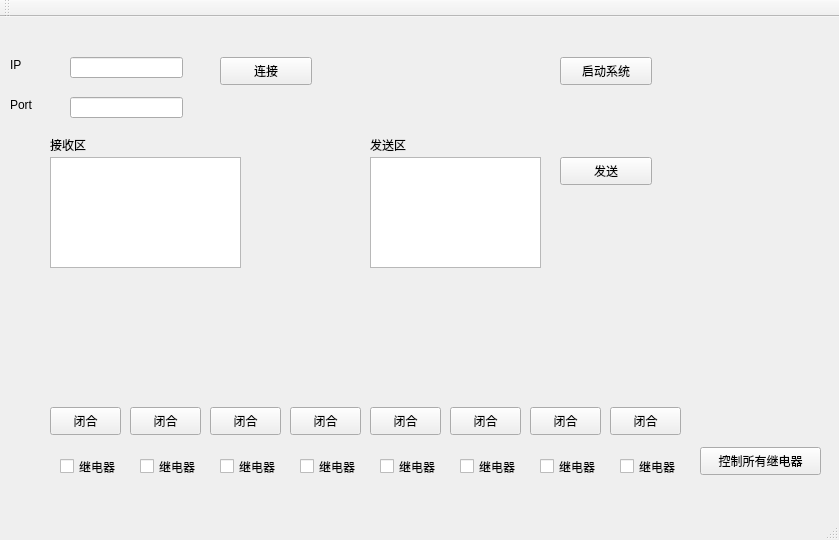
Qt form mainwindow.ui (kingvei/Sample_Qt) before a commit.
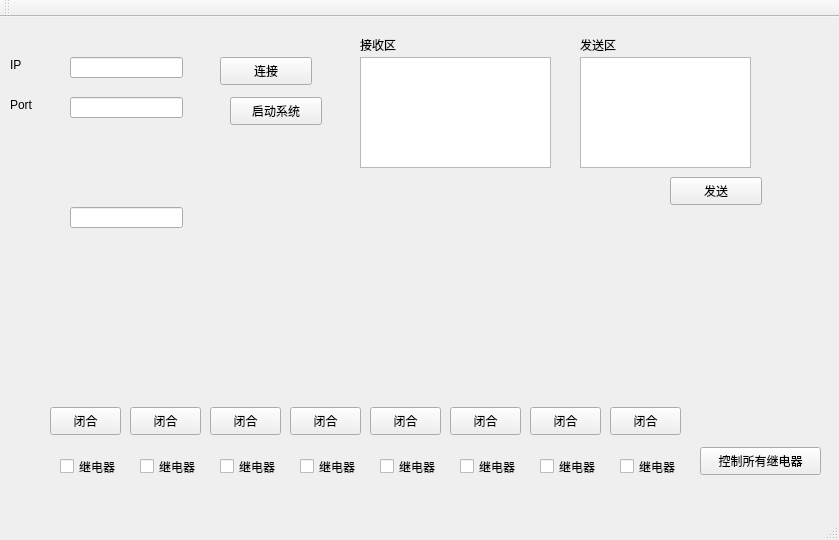
The same form after that commit.

Commit message: 增加界面显示函数

The edit to the form file:
```diff
--- a/mainwindow.ui
+++ b/mainwindow.ui
@@ -43,8 +43,8 @@
    <widget class="QTextEdit" name="tcpSendText">
     <property name="geometry">
      <rect>
-      <x>370</x>
-      <y>140</y>
+      <x>580</x>
+      <y>40</y>
       <width>171</width>
       <height>111</height>
      </rect>
@@ -53,8 +53,8 @@
    <widget class="QTextEdit" name="tcpRecvText">
     <property name="geometry">
      <rect>
-      <x>50</x>
-      <y>140</y>
+      <x>360</x>
+      <y>40</y>
       <width>191</width>
       <height>111</height>
      </rect>
@@ -76,8 +76,8 @@
    <widget class="QPushButton" name="tcpSendButton">
     <property name="geometry">
      <rect>
-      <x>560</x>
-      <y>140</y>
+      <x>670</x>
+      <y>160</y>
       <width>92</width>
       <height>28</height>
      </rect>
@@ -219,8 +219,8 @@
    <widget class="QPushButton" name="runSystemButton">
     <property name="geometry">
      <rect>
-      <x>560</x>
-      <y>40</y>
+      <x>230</x>
+      <y>80</y>
       <width>92</width>
       <height>28</height>
      </rect>
@@ -336,8 +336,8 @@
    <widget class="QLabel" name="label_3">
     <property name="geometry">
      <rect>
-      <x>370</x>
-      <y>120</y>
+      <x>580</x>
+      <y>20</y>
       <width>72</width>
       <height>15</height>
      </rect>
@@ -349,8 +349,8 @@
    <widget class="QLabel" name="label_4">
     <property name="geometry">
      <rect>
-      <x>50</x>
-      <y>120</y>
+      <x>360</x>
+      <y>20</y>
       <width>72</width>
       <height>15</height>
      </rect>
@@ -372,6 +372,16 @@
      <string>控制所有继电器</string>
     </property>
    </widget>
+   <widget class="QLineEdit" name="rtcLineEdit">
+    <property name="geometry">
+     <rect>
+      <x>70</x>
+      <y>190</y>
+      <width>113</width>
+      <height>21</height>
+     </rect>
+    </property>
+   </widget>
   </widget>
   <widget class="QMenuBar" name="menuBar">
    <property name="geometry">
```
The commit also changes 6 other files.
